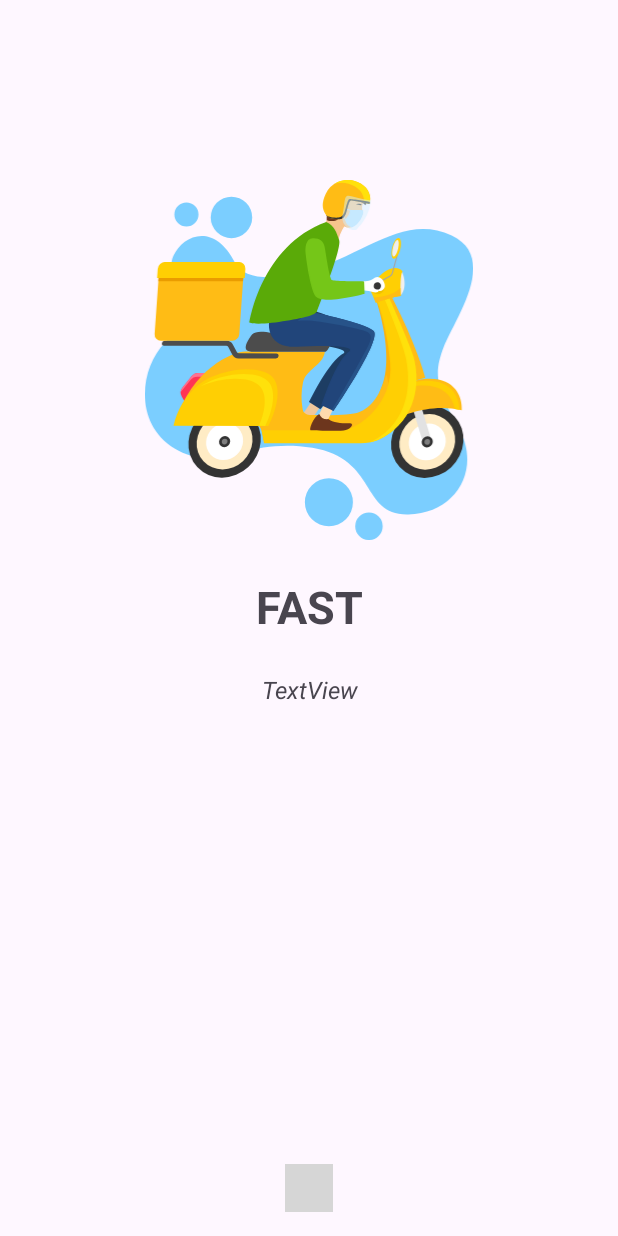
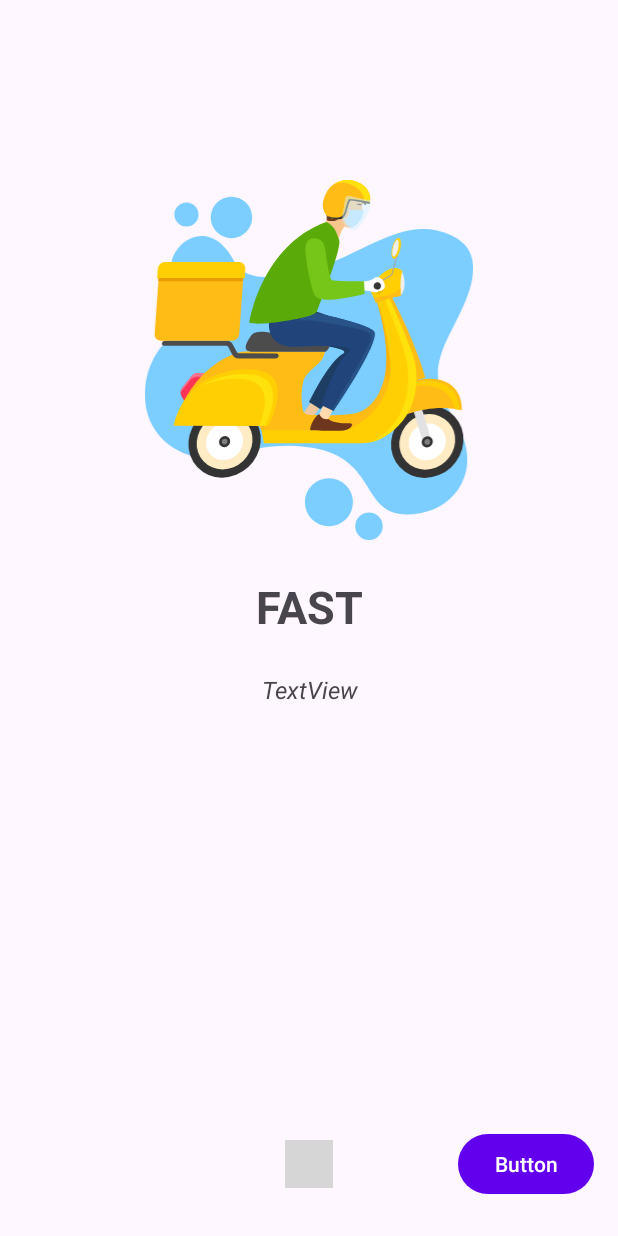
Before and after one commit to KursatAktunc/KotlinPractice, an Android app: the screen it shows after launch (MainActivity), on a phone screen of 412 x 824 dp. Run offline under Robolectric (Android 15) with nearby library versions, the phone set to English and light mode, and no system bars; our stand-ins replace Dagger/Hilt's generated code, data binding; plain views replace WormDotsIndicator; 1 statement that could not run was skipped; grey boxes are pictures that could not be loaded.

Commit message:
onBoarding page transitions

```diff
--- a/app/src/main/java/com/kotlin/practice/ui/fragment/onboarding/OnBoardingMainFragment.kt
+++ b/app/src/main/java/com/kotlin/practice/ui/fragment/onboarding/OnBoardingMainFragment.kt
@@ -5,6 +5,7 @@ import android.view.LayoutInflater
 import android.view.View
 import android.view.ViewGroup
 import androidx.fragment.app.Fragment
+import androidx.viewpager2.widget.ViewPager2
 import com.kotlin.practice.adapter.OnBoardingAdapter
 import com.kotlin.practice.databinding.FragmentOnboardingMainBinding
 import com.kotlin.practice.ui.fragment.onboarding.screens.FirstScreen
@@ -33,9 +34,34 @@ class OnBoardingMainFragment : Fragment() {
         adapter =
             OnBoardingAdapter(fragmentList, requireActivity().supportFragmentManager, lifecycle)
 
-        binding.viewPager.adapter = adapter
+        binding.viewPager2.adapter = adapter
 
-        binding.wormDotsIndicator.attachTo(binding.viewPager)
+        binding.wormDotsIndicator.attachTo(binding.viewPager2)
+
+        binding.viewPager2.registerOnPageChangeCallback(object : ViewPager2.OnPageChangeCallback() {
+            override fun onPageSelected(position: Int) {
+                if (position == 0)
+                    binding.button3.visibility = View.INVISIBLE
+                else
+                    binding.button3.visibility = View.VISIBLE
+
+                if (position == 2)
+                    binding.button2.visibility = View.INVISIBLE
+                else
+                    binding.button2.visibility = View.VISIBLE
+            }
+
+            override fun onPageScrolled(arg0: Int, arg1: Float, arg2: Int) {}
+            override fun onPageScrollStateChanged(arg0: Int) {}
+        })
+
+        binding.button2.setOnClickListener {
+            binding.viewPager2.setCurrentItem(binding.viewPager2.currentItem + 1, true)
+        }
+
+        binding.button3.setOnClickListener {
+            binding.viewPager2.setCurrentItem(binding.viewPager2.currentItem - 1, true)
+        }
 
         return binding.root
     }
--- a/app/src/main/java/com/kotlin/practice/ui/fragment/onboarding/screens/FirstScreen.kt
+++ b/app/src/main/java/com/kotlin/practice/ui/fragment/onboarding/screens/FirstScreen.kt
@@ -1,20 +1,25 @@
 package com.kotlin.practice.ui.fragment.onboarding.screens
 
 import android.os.Bundle
-import androidx.fragment.app.Fragment
 import android.view.LayoutInflater
 import android.view.View
 import android.view.ViewGroup
-import com.kotlin.practice.R
+import androidx.fragment.app.Fragment
+import com.kotlin.practice.databinding.FragmentFirstScreenBinding
+import dagger.hilt.android.AndroidEntryPoint
 
+@AndroidEntryPoint
 class FirstScreen : Fragment() {
+    private var _binding: FragmentFirstScreenBinding? = null
+    private val binding get() = _binding!!
 
     override fun onCreateView(
         inflater: LayoutInflater, container: ViewGroup?,
         savedInstanceState: Bundle?
-    ): View? {
-        // Inflate the layout for this fragment
-        return inflater.inflate(R.layout.fragment_first_screen, container, false)
+    ): View {
+        _binding = FragmentFirstScreenBinding.inflate(inflater, container, false)
+
+
+        return binding.root
     }
-
 }
--- a/app/src/main/res/layout/fragment_onboarding_main.xml
+++ b/app/src/main/res/layout/fragment_onboarding_main.xml
@@ -13,7 +13,7 @@
         tools:context=".ui.fragment.onboarding.OnBoardingMainFragment">
 
         <androidx.viewpager2.widget.ViewPager2
-            android:id="@+id/viewPager"
+            android:id="@+id/viewPager2"
             android:layout_width="match_parent"
             android:layout_height="match_parent"
             app:layout_constraintBottom_toTopOf="@+id/worm_dots_indicator"
@@ -25,7 +25,7 @@
             android:id="@+id/worm_dots_indicator"
             android:layout_width="wrap_content"
             android:layout_height="wrap_content"
-            android:layout_marginBottom="16dp"
+            android:layout_marginBottom="32dp"
             app:dotsColor="@color/md_theme_dark_onPrimary"
             app:dotsCornerRadius="8dp"
             app:dotsSize="16dp"
@@ -33,7 +33,27 @@
             app:dotsStrokeColor="@color/md_theme_dark_secondary"
             app:dotsStrokeWidth="2dp"
             app:layout_constraintBottom_toBottomOf="parent"
-            app:layout_constraintEnd_toEndOf="parent"
+            app:layout_constraintEnd_toStartOf="@+id/button2"
+            app:layout_constraintStart_toEndOf="@+id/button3" />
+
+        <Button
+            android:id="@+id/button2"
+            android:layout_width="wrap_content"
+            android:layout_height="wrap_content"
+            android:layout_marginEnd="16dp"
+            android:layout_marginBottom="24dp"
+            android:text="Button"
+            app:layout_constraintBottom_toBottomOf="parent"
+            app:layout_constraintEnd_toEndOf="parent" />
+
+        <Button
+            android:id="@+id/button3"
+            android:layout_width="wrap_content"
+            android:layout_height="wrap_content"
+            android:layout_marginStart="16dp"
+            android:layout_marginBottom="24dp"
+            android:text="Button"
+            app:layout_constraintBottom_toBottomOf="parent"
             app:layout_constraintStart_toStartOf="parent" />
 
     </androidx.constraintlayout.widget.ConstraintLayout>
```
Also changed, not shown: app/src/main/java/com/kotlin/practice/ui/fragment/onboarding/screens/SecondScreen.kt (+10 -6 lines), app/src/main/java/com/kotlin/practice/ui/fragment/onboarding/screens/ThirdScreen.kt (+12 -7 lines).
